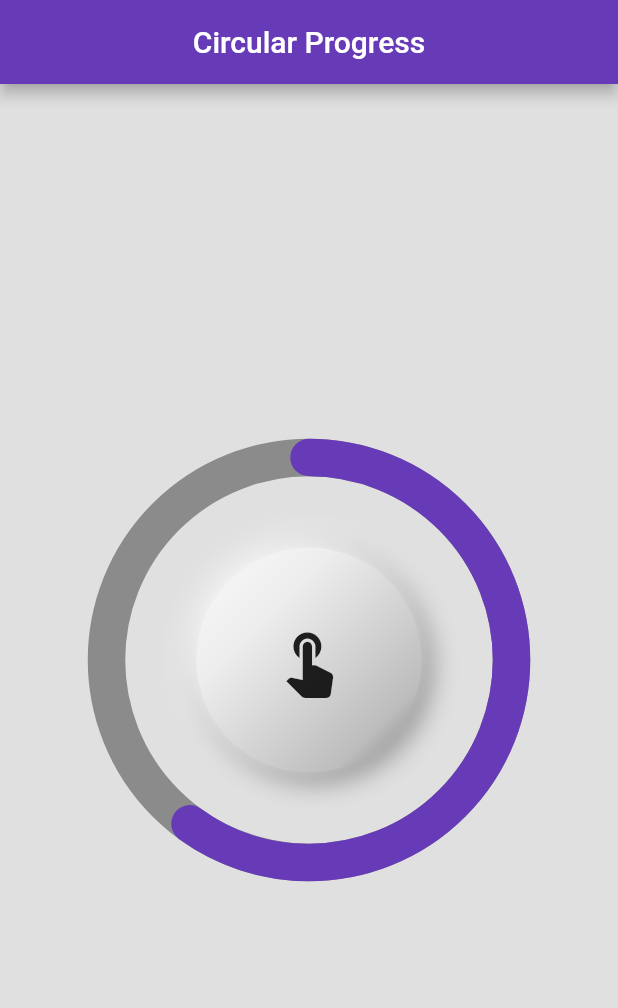
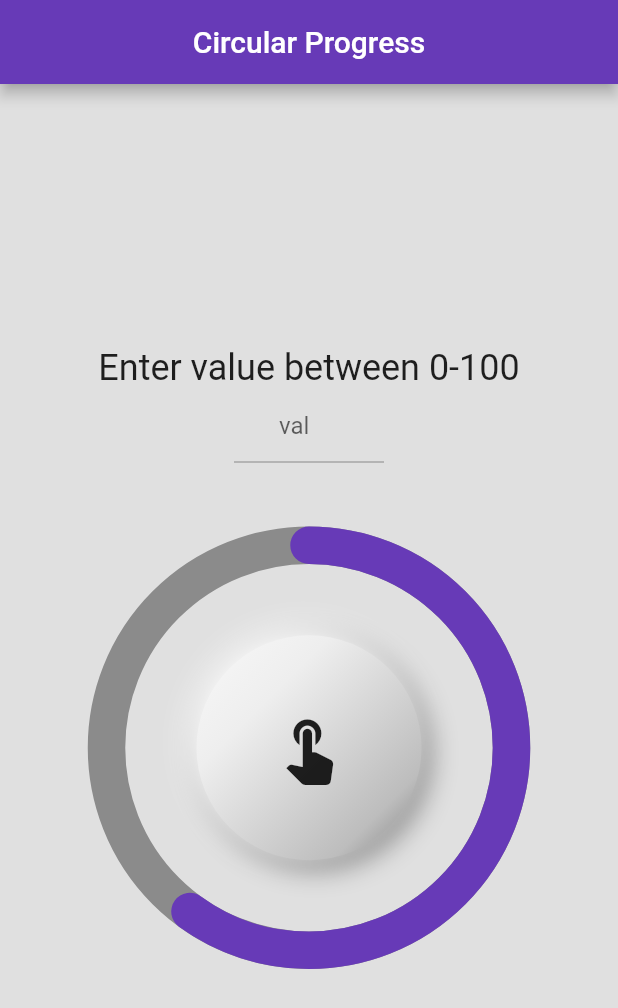
Before and after one commit to aman1210/FlutterUIChallenge, a Flutter app: the screen it shows after launch, on a phone screen of 412 x 824 dp. Shown: the top 1008 px of the screen. Run offline on Flutter 3.47's test engine with Material 2 defaults, Android fonts, the phone set to English and light mode, and no system bars; our stand-ins replace carousel_slider, line_awesome_icons, simple_animations.

Commit message:
Custom Value feature added

```diff
--- a/AnimatedCircularProgress/lib/homePage.dart
+++ b/AnimatedCircularProgress/lib/homePage.dart
@@ -12,6 +12,7 @@ class _HomePageState extends State<HomePage>
   AnimationController controller;
   Animation<double> animation;
 
+  double val = 60;
   bool pressing = false;
 
   @override
@@ -25,7 +26,7 @@ class _HomePageState extends State<HomePage>
 
   animate() {
     controller.reset();
-    animation = Tween<double>(begin: 0, end: 60).animate(
+    animation = Tween<double>(begin: 0, end: val).animate(
         CurvedAnimation(curve: Curves.elasticInOut, parent: controller))
       ..addListener(() {
         setState(() {});
@@ -50,6 +51,32 @@ class _HomePageState extends State<HomePage>
           mainAxisAlignment: MainAxisAlignment.center,
           crossAxisAlignment: CrossAxisAlignment.center,
           children: [
+            Text(
+              'Enter value between 0-100',
+              style: TextStyle(fontSize: 24),
+            ),
+            Container(
+              margin: const EdgeInsets.only(bottom: 40),
+              width: 100,
+              decoration: BoxDecoration(
+                  border: Border(bottom: BorderSide(color: Colors.black26))),
+              child: Center(
+                child: TextField(
+                  keyboardType: TextInputType.number,
+                  decoration: InputDecoration(
+                      border: InputBorder.none,
+                      hintText: 'val',
+                      contentPadding:
+                          const EdgeInsets.symmetric(horizontal: 30)),
+                  onSubmitted: (value) {
+                    setState(() {
+                      val = double.parse(value);
+                    });
+                    animate();
+                  },
+                ),
+              ),
+            ),
             CustomPaint(
               foregroundPainter: CircleProgress(val: animation.value),
               child: Container(
@@ -58,6 +85,7 @@ class _HomePageState extends State<HomePage>
                 child: Center(
                   child: GestureDetector(
                     onTapDown: (details) {
+                      controller.reverse();
                       setState(() {
                         pressing = true;
                       });
@@ -66,8 +94,6 @@ class _HomePageState extends State<HomePage>
                       setState(() {
                         pressing = false;
                       });
-                    },
-                    onTap: () {
                       animate();
                     },
                     child: Container(
@@ -117,20 +143,6 @@ class _HomePageState extends State<HomePage>
                 ),
               ),
             ),
-            // Row(
-            //   mainAxisAlignment: MainAxisAlignment.center,
-            //   children: [
-            //     Flexible(flex: 4, child: Text('Set the value: ')),
-            //     Flexible(
-            //       flex: 1,
-            //       child: TextField(
-            //         keyboardType: TextInputType.number,
-
-            //         decoration: InputDecoration(labelText: '50'),
-            //       ),
-            //     )
-            //   ],
-            // )
           ],
         ),
       ),
```
